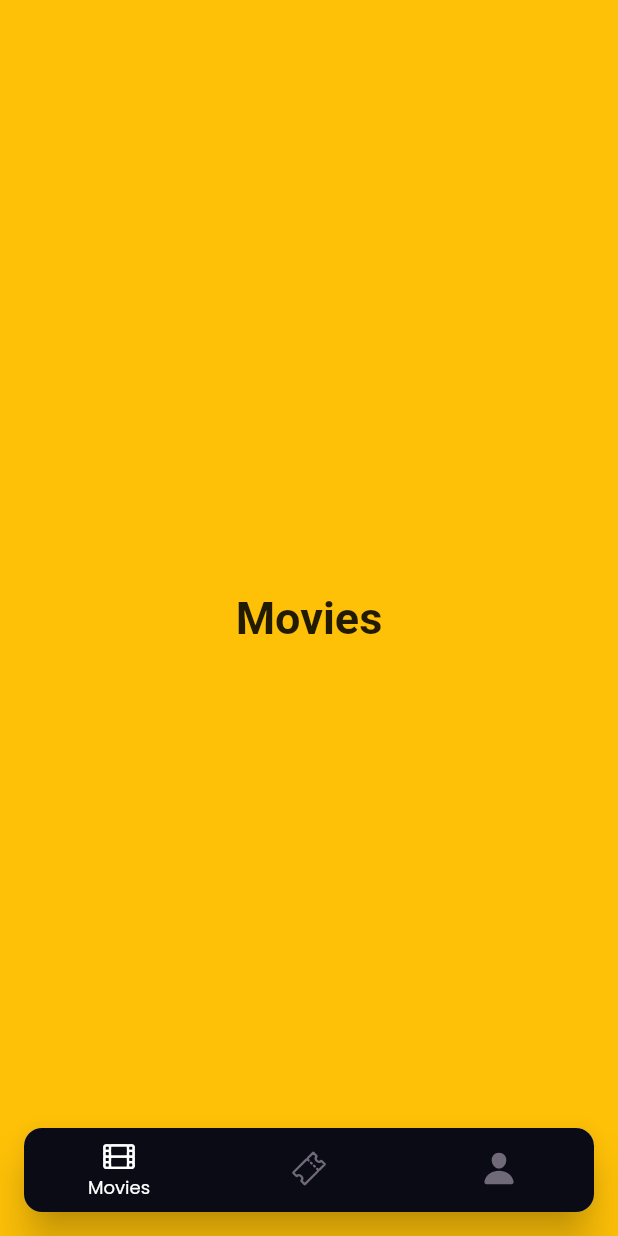
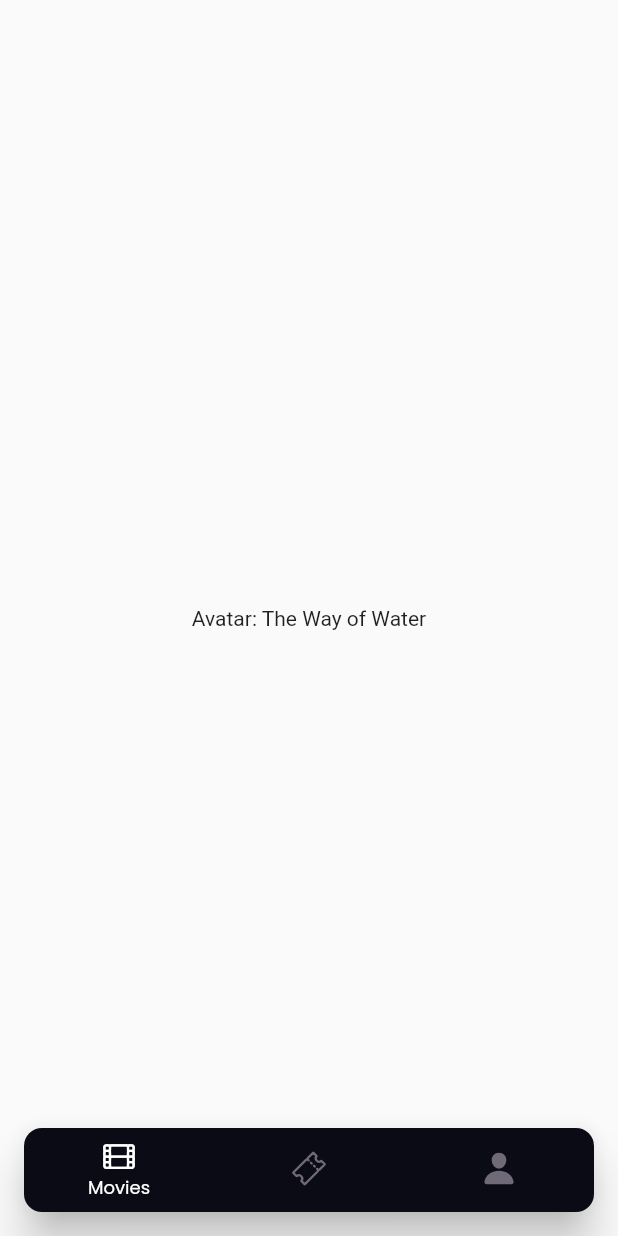
Before and after one commit to oviniciusrosa/cine_flutter, a Flutter app: the screen it shows after launch, on a phone screen of 412 x 824 dp. Run offline on Flutter 3.47's test engine with Material 2 defaults, Android fonts, the phone set to English and light mode, and no system bars; our stand-ins replace google_fonts, ionicons.

Commit message:
structure movie data layer

```diff
--- a/lib/app_widget.dart
+++ b/lib/app_widget.dart
@@ -1,4 +1,4 @@
-import 'package:cine_flutter/modules/dashboard/screens/dashboard.dart';
+import 'package:cine_flutter/modules/dashboard/screen/dashboard_screen.dart';
 import 'package:flutter/material.dart';
 
 class App extends StatelessWidget {
@@ -8,10 +8,11 @@ class App extends StatelessWidget {
   Widget build(BuildContext context) {
     return MaterialApp(
       title: 'Cine Flutter',
+      debugShowCheckedModeBanner: false,
       theme: ThemeData(
         primarySwatch: Colors.blue,
       ),
-      home: const Dashboard(),
+      home: const DashboardScreen(),
     );
   }
 }
--- a/lib/modules/dashboard/screens/dashboard.dart
+++ b/lib/modules/dashboard/screen/dashboard_screen.dart
@@ -1,31 +1,23 @@
 import 'package:cine_flutter/modules/dashboard/widgets/bottom_navigation.dart';
+import 'package:cine_flutter/modules/movies/screens/movie_list_screen.dart';
 import 'package:flutter/material.dart';
 
-class Dashboard extends StatefulWidget {
-  const Dashboard({Key? key}) : super(key: key);
+class DashboardScreen extends StatefulWidget {
+  const DashboardScreen({Key? key}) : super(key: key);
 
   @override
-  State<Dashboard> createState() => _DashboardState();
+  State<DashboardScreen> createState() => _DashboardScreenState();
 }
 
-class _DashboardState extends State<Dashboard> {
+class _DashboardScreenState extends State<DashboardScreen> {
   int _selectedIndex = 0;
 
   static const TextStyle optionStyle = TextStyle(fontSize: 30, fontWeight: FontWeight.bold);
 
   static const List<Widget> _widgetOptions = <Widget>[
-    Text(
-      'Movies',
-      style: optionStyle,
-    ),
-    Text(
-      'My Tickets',
-      style: optionStyle,
-    ),
-    Text(
-      'Profile',
-      style: optionStyle,
-    ),
+    MovieListScreen(),
+    Text('My Tickets', style: optionStyle),
+    Text('Profile', style: optionStyle),
   ];
 
   void _onItemTapped(int index) {
@@ -44,12 +36,7 @@ class _DashboardState extends State<Dashboard> {
           onTap: _onItemTapped,
           currentIndex: _selectedIndex,
         ),
-        body: Container(
-          color: Colors.amber,
-          child: Center(
-            child: _widgetOptions.elementAt(_selectedIndex),
-          ),
-        ),
+        body: _widgetOptions.elementAt(_selectedIndex),
       ),
     );
   }
--- /dev/null
+++ b/lib/modules/movies/controllers/movie_list_controller.dart
@@ -0,0 +1,16 @@
+import 'package:cine_flutter/modules/movies/domain/models/movie.dart';
+import 'package:cine_flutter/modules/movies/domain/repository/movie_repository.dart';
+import 'package:flutter/cupertino.dart';
+
+class MovieListController extends ChangeNotifier {
+  List<Movie> list = [];
+
+  MovieListController() {
+    _initData();
+  }
+
+  Future<void> _initData() async {
+    list = await MovieRepository.getAll();
+    notifyListeners();
+  }
+}
--- /dev/null
+++ b/lib/modules/movies/domain/enums/category.dart
@@ -0,0 +1,47 @@
+enum Category {
+  adventure("ffff99f7-3f53-4499-9d11-72408395fcdc", "Adventure"),
+  action("22c67bdb-fcd7-470c-bd3e-6e5738693588", "Action"),
+  fantasy("6de38926-6b67-46ff-b755-95e55f5d4b4e", "Fantasy"),
+  comedy("74bbd3b1-32fe-47b3-8af4-6ca1c745e7cd", "Comedy"),
+  drama("c1467b46-6656-4d10-a92d-67118f3b36a6", "Drama"),
+  horror("40fbca51-9a00-40be-9fa2-381ceb13f3c0", "Horror"),
+  suspense("70fd228e-f039-4468-8fc5-e7864d16d2ba", "Suspense"),
+  scifi("6125c361-1c29-460b-b12a-dd4f276e9fb4", "Sci-Fi");
+
+  const Category(this.id, this.description);
+  final String description;
+  final String id;
+
+  String toMap() => id;
+
+  static Category fromMap(String id) {
+    switch (id) {
+      case "ffff99f7-3f53-4499-9d11-72408395fcdc":
+        return Category.adventure;
+
+      case "22c67bdb-fcd7-470c-bd3e-6e5738693588":
+        return Category.action;
+
+      case "6de38926-6b67-46ff-b755-95e55f5d4b4e":
+        return Category.fantasy;
+
+      case "74bbd3b1-32fe-47b3-8af4-6ca1c745e7cd":
+        return Category.comedy;
+
+      case "c1467b46-6656-4d10-a92d-67118f3b36a6":
+        return Category.drama;
+
+      case "40fbca51-9a00-40be-9fa2-381ceb13f3c0":
+        return Category.horror;
+
+      case "70fd228e-f039-4468-8fc5-e7864d16d2ba":
+        return Category.suspense;
+
+      case "6125c361-1c29-460b-b12a-dd4f276e9fb4":
+        return Category.scifi;
+
+      default:
+        return Category.adventure;
+    }
+  }
+}
--- /dev/null
+++ b/lib/modules/movies/domain/models/movie.dart
@@ -0,0 +1,75 @@
+// ignore_for_file: public_member_api_docs, sort_constructors_first
+import 'dart:convert';
+
+import 'package:cine_flutter/modules/movies/domain/enums/category.dart';
+
+class Movie {
+  final String title;
+  final String thumbUrl;
+  final String about;
+  final List<Category> categories;
+  final int votesNumber;
+  final double rate;
+
+  Movie({
+    required this.title,
+    required this.thumbUrl,
+    required this.about,
+    required this.categories,
+    this.votesNumber = 0,
+    this.rate = 0,
+  });
+
+  Movie copyWith({
+    String? title,
+    String? thumbUrl,
+    String? about,
+    List<Category>? categories,
+    int? votesNumber,
+    double? rate,
+  }) {
+    return Movie(
+      title: title ?? this.title,
+      thumbUrl: thumbUrl ?? this.thumbUrl,
+      about: about ?? this.about,
+      categories: categories ?? this.categories,
+      votesNumber: votesNumber ?? this.votesNumber,
+      rate: rate ?? this.rate,
+    );
+  }
+
+  Map<String, dynamic> toMap() {
+    return <String, dynamic>{
+      'title': title,
+      'thumbUrl': thumbUrl,
+      'about': about,
+      'categories': categories.map((x) => x.toMap()).toList(),
+      'votesNumber': votesNumber,
+      'rate': rate,
+    };
+  }
+
+  factory Movie.fromMap(Map<String, dynamic> map) {
+    return Movie(
+      title: map['title'] as String,
+      thumbUrl: map['thumbUrl'] as String,
+      about: map['about'] as String,
+      categories: List<Category>.from(
+        (map['categories'] as List<dynamic>).map<Category>(
+          (x) => Category.fromMap(x as String),
+        ),
+      ),
+      votesNumber: map['votesNumber'] as int,
+      rate: map['rate'] as double,
+    );
+  }
+
+  String toJson() => json.encode(toMap());
+
+  factory Movie.fromJson(String source) => Movie.fromMap(json.decode(source) as Map<String, dynamic>);
+
+  @override
+  String toString() {
+    return 'Movie(title: $title, thumbUrl: $thumbUrl, about: $about, categories: $categories, votesNumber: $votesNumber, rate: $rate)';
+  }
+}
--- /dev/null
+++ b/lib/modules/movies/domain/repository/movie_repository.dart
@@ -0,0 +1,13 @@
+import 'dart:convert';
+
+import 'package:cine_flutter/modules/movies/domain/models/movie.dart';
+import 'package:flutter/services.dart';
+
+class MovieRepository {
+  static Future<List<Movie>> getAll() async {
+    final String response = await rootBundle.loadString('data/movies.json');
+    final list = await json.decode(response) as List<dynamic>;
+
+    return list.map((e) => Movie.fromMap(e)).toList();
+  }
+}
--- /dev/null
+++ b/lib/modules/movies/screens/movie_list_screen.dart
@@ -0,0 +1,20 @@
+import 'package:cine_flutter/modules/movies/controllers/movie_list_controller.dart';
+import 'package:cine_flutter/modules/movies/domain/models/movie.dart';
+import 'package:flutter/material.dart';
+
+class MovieListScreen extends StatelessWidget {
+  const MovieListScreen({Key? key}) : super(key: key);
+
+  @override
+  Widget build(BuildContext context) {
+    var controller = MovieListController();
+
+    return AnimatedBuilder(
+        animation: controller,
+        builder: (context, child) {
+          return PageView(
+            children: [for (Movie item in controller.list) Center(child: Text(item.title))],
+          );
+        });
+  }
+}
--- a/pubspec.yaml
+++ b/pubspec.yaml
@@ -63,9 +63,8 @@ flutter:
   uses-material-design: true
 
   # To add assets to your application, add an assets section, like this:
-  # assets:
-  #   - images/a_dot_burr.jpeg
-  #   - images/a_dot_ham.jpeg
+  assets:
+    - data/movies.json
 
   # An image asset can refer to one or more resolution-specific "variants", see
   # https://flutter.dev/assets-and-images/#resolution-aware
```
Also changed, not shown: data/movies.json (added, +41 -0 lines).
